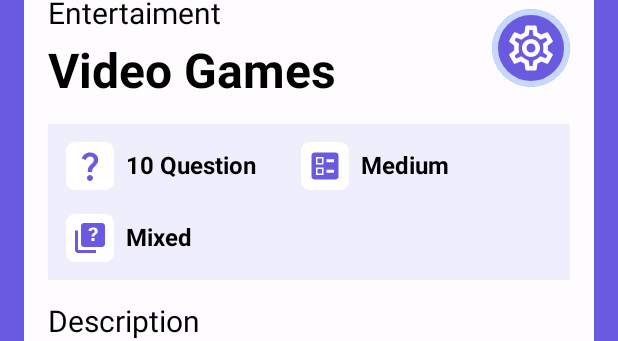
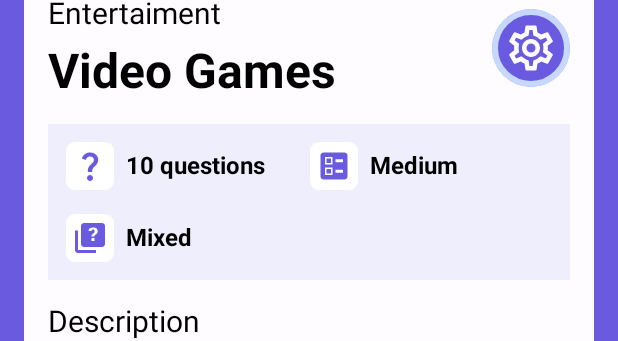
Before and after one commit to harijoshi07/Quizzle, an Android app built with Jetpack Compose: the @Preview function QuizStartScreenPreview, on a phone screen of 412 x 824 dp. Shown: the part 481-822 px from the top of the screen. Run offline under Robolectric (Android 15) with nearby library versions, the phone set to English and light mode, and no system bars; Roboto replaces fonts that are not available here.

Commit message:
refactor: modify QuizType component to use settingsQuiz data class instead of hard coded strings in QuizStartScreen

```diff
--- a/app/src/main/java/com/example/quizgame/ui/screen/quiz/QuizStartScreen.kt
+++ b/app/src/main/java/com/example/quizgame/ui/screen/quiz/QuizStartScreen.kt
@@ -36,10 +36,11 @@ import androidx.compose.ui.tooling.preview.Preview
 import androidx.compose.ui.unit.dp
 import androidx.compose.ui.unit.sp
 import com.example.quizgame.R
+import com.example.quizgame.data.SettingsQuiz
 import com.example.quizgame.data.quizCategoryDescription
 
 @Composable
-fun QuizStartScreen(quiz: String, modifier: Modifier = Modifier) {
+fun QuizStartScreen(quiz: String, settingsQuiz: SettingsQuiz, modifier: Modifier = Modifier) {
 
     Column(
         horizontalAlignment = Alignment.CenterHorizontally,
@@ -55,14 +56,14 @@ fun QuizStartScreen(quiz: String, modifier: Modifier = Modifier) {
         )
         Spacer(modifier = Modifier.height(16.dp))
 
-        QuizContent(quiz)
+        QuizContent(quiz, settingsQuiz)
     }
 
 }
 
 
 @Composable
-fun QuizContent(quiz: String, modifier: Modifier = Modifier) {
+fun QuizContent(quiz: String, settingsQuiz: SettingsQuiz, modifier: Modifier = Modifier) {
 
     Card(
         colors = CardDefaults.cardColors(
@@ -76,7 +77,7 @@ fun QuizContent(quiz: String, modifier: Modifier = Modifier) {
 
             ContentHeader()
             Spacer(modifier = Modifier.height(16.dp))
-            QuizType()
+            QuizType(settingsQuiz)
             Spacer(modifier = Modifier.height(16.dp))
             ContentDescription(quiz)
             Spacer(modifier = Modifier.height(16.dp))
@@ -139,7 +140,7 @@ fun ContentHeader() {
 }
 
 @Composable
-fun QuizType(modifier: Modifier = Modifier) {
+fun QuizType(settingsQuiz: SettingsQuiz, modifier: Modifier = Modifier) {
 
     Column(
         modifier = Modifier
@@ -154,7 +155,10 @@ fun QuizType(modifier: Modifier = Modifier) {
             modifier = Modifier.fillMaxWidth(),
         ) {
 
-            BoxType(painter = R.drawable.baseline_question_mark_24, text = "10 Question")
+            BoxType(
+                painter = R.drawable.baseline_question_mark_24,
+                text = "${settingsQuiz.amount} questions"
+            )
             Spacer(modifier = Modifier.width(30.dp))
             BoxType(painter = R.drawable.baseline_ballot_24, text = "Medium")
         }
@@ -215,7 +219,7 @@ fun ContentDescription(category: String, modifier: Modifier = Modifier) {
 @Composable
 private fun QuizStartScreenPreview() {
 
-    QuizStartScreen(quiz = "History")
+    QuizStartScreen(quiz = "History", settingsQuiz = SettingsQuiz())
     //QuizContent()
     //ContentHeader()
     //QuizType()
```
